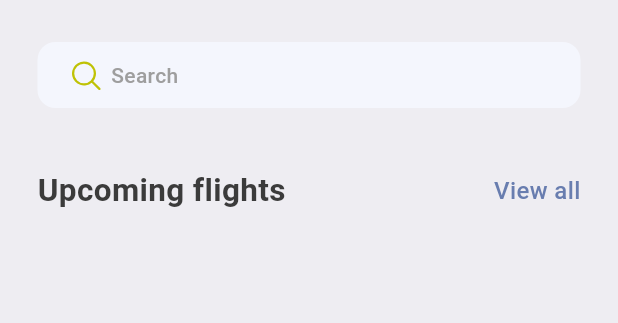
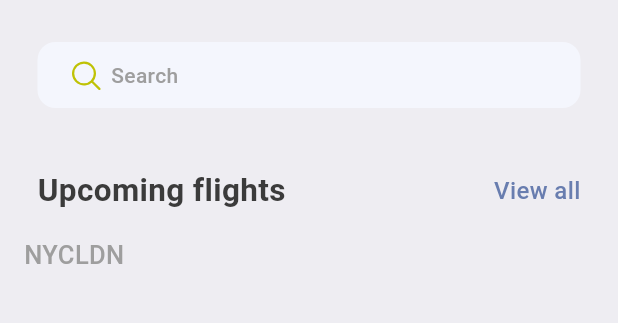
Before and after one commit to pedrovs3/flutter_study_app, a Flutter app: the screen it shows after launch, on a phone screen of 412 x 824 dp, the part 147-470 px from its top. Run offline on Flutter 3.47's test engine with Material 3 defaults, Android fonts, the phone set to English and light mode, and no system bars; our stand-ins replace fluentui_icons, gap.

Commit message:
feat: init ticket view

```diff
--- a/lib/screens/home_page.dart
+++ b/lib/screens/home_page.dart
@@ -1,5 +1,6 @@
 import 'package:fluentui_icons/fluentui_icons.dart';
 import 'package:flutter/material.dart';
+import 'package:flutter_study_app/screens/ticket_view.dart';
 import 'package:flutter_study_app/utils/app_styles.dart';
 import 'package:gap/gap.dart';
 
@@ -74,7 +75,8 @@ class HomePage extends StatelessWidget {
                       )
                     ],
                   )
-                ]))
+                ])),
+            const TicketView()
           ],
         ));
   }
--- /dev/null
+++ b/lib/screens/ticket_view.dart
@@ -0,0 +1,42 @@
+import 'package:flutter/material.dart';
+import 'package:flutter_study_app/utils/app_layout.dart';
+import 'package:flutter_study_app/utils/app_styles.dart';
+
+class TicketView extends StatelessWidget {
+  const TicketView({super.key});
+
+  @override
+  Widget build(BuildContext context) {
+    final size = AppLayout.getSize(context);
+
+    return SizedBox(
+      width: size.width,
+      height: 200,
+      child: Container(
+        child: Column(
+          children: [
+            Container(
+              padding: const EdgeInsets.all(16),
+              child: Column(
+                children: [
+                  Row(
+                    children: [
+                      Text(
+                        "NYC",
+                        style: Styles.headLineStyle3,
+                      ),
+                      Text(
+                        "LDN",
+                        style: Styles.headLineStyle3,
+                      ),
+                    ],
+                  )
+                ],
+              ),
+            )
+          ],
+        ),
+      ),
+    );
+  }
+}
```
